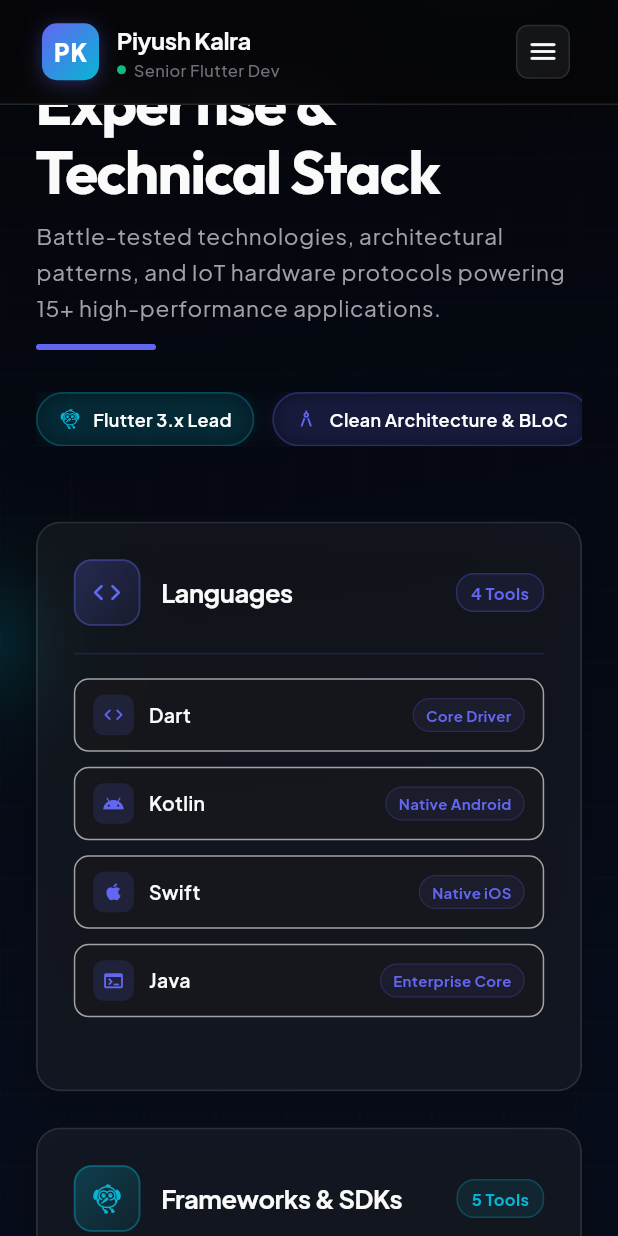
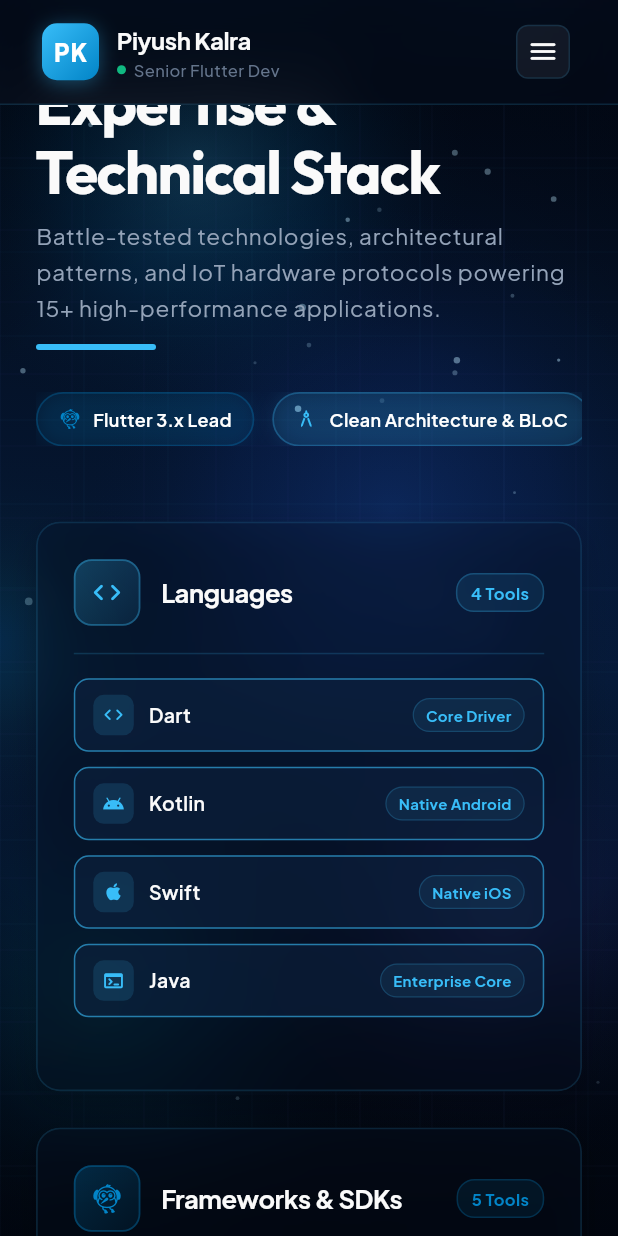
Before and after one commit to piyushkalra1/piyush-portfolio, a Flutter app: the screen it shows after launch, scrolled down 2880 dp, on a phone screen of 412 x 824 dp. Run offline on Flutter 3.47's test engine with Material 3 defaults, Android fonts, the phone set to English and light mode, and no system bars; drawn by our look-alikes of flutter_animate; our stand-ins replace animated_text_kit, go_router, google_fonts, visibility_detector.

Commit message:
feat: Add animated sky & blue cosmic background with drifting aurora orbs and transparent sections

```diff
--- a/lib/components/navigation_bar.dart
+++ b/lib/components/navigation_bar.dart
@@ -26,9 +26,9 @@ class CustomNavigationBar extends StatelessWidget implements PreferredSizeWidget
         child: Container(
           height: preferredSize.height,
           decoration: BoxDecoration(
-            color: const Color(0xE6050508), // Frosted obsidian
+            color: const Color(0xCC030A18), // Frosted deep midnight sapphire
             border: const Border(
-              bottom: BorderSide(color: Color(0x1FFFFFFF), width: 1),
+              bottom: BorderSide(color: Color(0x2838BDF8), width: 1),
             ),
             boxShadow: [
               BoxShadow(
--- a/lib/constants/colors.dart
+++ b/lib/constants/colors.dart
@@ -1,14 +1,17 @@
 import 'package:flutter/material.dart';
 
 class AppColors {
-  // Primary Theme Colors
-  static const Color background = Color(0xFF030303);      // Obsidian Black
-  static const Color surface = Color(0xFF09090B);         // Zinc Black
-  static const Color surfaceCard = Color(0xFF18181B);     // Dark Gray surface
+  // Primary Deep Blue & Sky Theme Colors
+  static const Color background = Color(0xFF030816);      // Deep Midnight Sapphire
+  static const Color surface = Color(0xFF07152E);         // Deep Navy Blue
+  static const Color surfaceCard = Color(0xFF0D2240);     // Translucent Navy Card
 
-  // Accents & Gradients (Linear / Stripe style)
-  static const Color primaryAccent = Color(0xFF6366F1);   // Indigo Accent
-  static const Color secondaryAccent = Color(0xFF06B6D4); // Cyan Glow
+  // Accents & Gradients
+  static const Color primaryAccent = Color(0xFF38BDF8);   // Vibrant Sky Blue
+  static const Color secondaryAccent = Color(0xFF0284C7); // Rich Ocean Blue
+  static const Color royalBlue = Color(0xFF2563EB);        // Electric Royal Blue
+  static const Color sapphireBlue = Color(0xFF1D4ED8);     // Deep Sapphire
+  static const Color cyanAccent = Color(0xFF06B6D4);       // Electric Cyan
   static const Color violetAccent = Color(0xFF8B5CF6);    // Violet Glow
   static const Color pinkAccent = Color(0xFFEC4899);      // Pink Glow
   static const Color orangeAccent = Color(0xFFF97316);    // Orange Glow
@@ -17,17 +20,23 @@ class AppColors {
 
   // Neutral Text Colors
   static const Color textPrimary = Color(0xFFFAFAFA);     // Ice White
-  static const Color textSecondary = Color(0xFFA1A1AA);   // Slate/Zinc Grey
-  static const Color textMuted = Color(0xFF71717A);       // Darker Grey
+  static const Color textSecondary = Color(0xFF94A3B8);   // Slate Sky Tint
+  static const Color textMuted = Color(0xFF64748B);       // Darker Slate
 
   // Borders and Glassmorphism
-  static const Color borderLight = Color(0x1AFFFFFF);     // 10% Opacity Border
-  static const Color glassBg = Color(0x0CFFFFFF);         // 5% Frosted Glass Bg
-  static const Color glassHighlight = Color(0x1F6366F1);  // Translucent Indigo
+  static const Color borderLight = Color(0x2438BDF8);     // 14% Sky Blue Border
+  static const Color glassBg = Color(0x1407152E);         // Frosted Navy Glass
+  static const Color glassHighlight = Color(0x2638BDF8);  // Translucent Sky Blue
 
   // Gradients
   static const Gradient heroGradient = LinearGradient(
-    colors: [primaryAccent, secondaryAccent],
+    colors: [primaryAccent, royalBlue],
+    begin: Alignment.topLeft,
+    end: Alignment.bottomRight,
+  );
+
+  static const Gradient skyGradient = LinearGradient(
+    colors: [Color(0xFF38BDF8), Color(0xFF0284C7), Color(0xFF1D4ED8)],
     begin: Alignment.topLeft,
     end: Alignment.bottomRight,
   );
--- a/lib/sections/about/about_section.dart
+++ b/lib/sections/about/about_section.dart
@@ -36,7 +36,7 @@ class _AboutSectionState extends State<AboutSection> {
       child: Container(
         padding: const EdgeInsets.symmetric(vertical: 100, horizontal: 24),
         width: double.infinity,
-        color: AppColors.surface,
+        color: Colors.transparent,
         child: Center(
           child: Container(
             constraints: const BoxConstraints(maxWidth: 1200),
--- a/lib/sections/achievements/achievements_section.dart
+++ b/lib/sections/achievements/achievements_section.dart
@@ -36,7 +36,7 @@ class _AchievementsSectionState extends State<AchievementsSection> {
       child: Container(
         padding: const EdgeInsets.symmetric(vertical: 100, horizontal: 24),
         width: double.infinity,
-        color: AppColors.surface,
+        color: Colors.transparent,
         child: Center(
           child: Container(
             constraints: const BoxConstraints(maxWidth: 1200),
--- a/lib/sections/contact/contact_section.dart
+++ b/lib/sections/contact/contact_section.dart
@@ -111,7 +111,7 @@ class _ContactSectionState extends State<ContactSection> {
       child: Container(
         padding: const EdgeInsets.symmetric(vertical: 100, horizontal: 24),
         width: double.infinity,
-        color: AppColors.surface,
+        color: Colors.transparent,
         child: Center(
           child: Container(
             constraints: const BoxConstraints(maxWidth: 1200),
--- a/lib/sections/experience/experience_section.dart
+++ b/lib/sections/experience/experience_section.dart
@@ -36,7 +36,7 @@ class _ExperienceSectionState extends State<ExperienceSection> {
       child: Container(
         padding: const EdgeInsets.symmetric(vertical: 100, horizontal: 24),
         width: double.infinity,
-        color: AppColors.surface,
+        color: Colors.transparent,
         child: Center(
           child: Container(
             constraints: const BoxConstraints(maxWidth: 1200),
--- a/lib/sections/hero/hero_section.dart
+++ b/lib/sections/hero/hero_section.dart
@@ -70,7 +70,7 @@ class _HeroSectionState extends State<HeroSection> with SingleTickerProviderStat
         ),
         clipBehavior: Clip.antiAlias,
         decoration: const BoxDecoration(
-          color: AppColors.background,
+          color: Colors.transparent,
         ),
         child: Stack(
           alignment: Alignment.center,
--- a/lib/sections/main_portfolio_page.dart
+++ b/lib/sections/main_portfolio_page.dart
@@ -2,6 +2,7 @@ import 'package:flutter/material.dart';
 import 'package:portfolio/components/navigation_bar.dart';
 import 'package:portfolio/constants/colors.dart';
 import 'package:portfolio/widgets/mouse_glow_container.dart';
+import 'package:portfolio/widgets/animated_background.dart';
 
 // Sections import (will be created in subsequent steps)
 import 'package:portfolio/sections/hero/hero_section.dart';
@@ -112,6 +113,11 @@ class _MainPortfolioPageState extends State<MainPortfolioPage> {
       body: MouseGlowContainer(
         child: Stack(
           children: [
+            // Full-Screen Animated Cosmic Sky & Blue Gradient Background
+            const Positioned.fill(
+              child: AnimatedBackground(),
+            ),
+
             // Scrollable Content
             Positioned.fill(
               child: SingleChildScrollView(
--- a/lib/sections/projects/projects_section.dart
+++ b/lib/sections/projects/projects_section.dart
@@ -69,7 +69,7 @@ class _ProjectsSectionState extends State<ProjectsSection> {
       child: Container(
         padding: const EdgeInsets.symmetric(vertical: 100, horizontal: 24),
         width: double.infinity,
-        color: AppColors.background,
+        color: Colors.transparent,
         child: Center(
           child: Container(
             constraints: const BoxConstraints(maxWidth: 1200),
--- a/lib/sections/resume/resume_section.dart
+++ b/lib/sections/resume/resume_section.dart
@@ -44,7 +44,7 @@ class _ResumeSectionState extends State<ResumeSection> {
       child: Container(
         padding: const EdgeInsets.symmetric(vertical: 100, horizontal: 24),
         width: double.infinity,
-        color: AppColors.background,
+        color: Colors.transparent,
         child: Center(
           child: Container(
             constraints: const BoxConstraints(maxWidth: 1200),
--- a/lib/sections/services/services_section.dart
+++ b/lib/sections/services/services_section.dart
@@ -36,7 +36,7 @@ class _ServicesSectionState extends State<ServicesSection> {
       child: Container(
         padding: const EdgeInsets.symmetric(vertical: 100, horizontal: 24),
         width: double.infinity,
-        color: AppColors.surface,
+        color: Colors.transparent,
         child: Center(
           child: Container(
             constraints: const BoxConstraints(maxWidth: 1200),
--- a/lib/sections/skills/skills_section.dart
+++ b/lib/sections/skills/skills_section.dart
@@ -44,19 +44,7 @@ class _SkillsSectionState extends State<SkillsSection> {
         width: double.infinity,
         clipBehavior: Clip.antiAlias,
         decoration: const BoxDecoration(
-          // Rich modern space mesh gradient
-          gradient: LinearGradient(
-            begin: Alignment.topLeft,
-            end: Alignment.bottomRight,
-            colors: [
-              Color(0xFF030508), // deep space black
-              Color(0xFF070C1A), // midnight indigo
-              Color(0xFF050812), // deep slate
-              Color(0xFF080616), // subtle dark violet
-              Color(0xFF020305), // smooth base
-            ],
-            stops: [0.0, 0.28, 0.55, 0.82, 1.0],
-          ),
+          color: Colors.transparent,
         ),
         child: Stack(
           alignment: Alignment.center,
--- a/lib/sections/testimonials/testimonials_section.dart
+++ b/lib/sections/testimonials/testimonials_section.dart
@@ -45,7 +45,7 @@ class _TestimonialsSectionState extends State<TestimonialsSection> {
       child: Container(
         padding: const EdgeInsets.symmetric(vertical: 100, horizontal: 24),
         width: double.infinity,
-        color: AppColors.background,
+        color: Colors.transparent,
         child: Center(
           child: Container(
             constraints: const BoxConstraints(maxWidth: 1200),
--- /dev/null
+++ b/lib/widgets/animated_background.dart
@@ -0,0 +1,230 @@
+import 'dart:math' as math;
+import 'package:flutter/material.dart';
+
+class AnimatedBackground extends StatefulWidget {
+  const AnimatedBackground({super.key});
+
+  @override
+  State<AnimatedBackground> createState() => _AnimatedBackgroundState();
+}
+
+class _AnimatedBackgroundState extends State<AnimatedBackground>
+    with SingleTickerProviderStateMixin {
+  late AnimationController _controller;
+  final List<_StarParticle> _stars = [];
+  final math.Random _random = math.Random(42);
+
+  @override
+  void initState() {
+    super.initState();
+    _controller = AnimationController(
+      vsync: this,
+      duration: const Duration(seconds: 20),
+    )..repeat();
+
+    // Generate static seed particles
+    for (int i = 0; i < 45; i++) {
+      _stars.add(_StarParticle(
+        x: _random.nextDouble(),
+        y: _random.nextDouble(),
+        radius: 0.8 + _random.nextDouble() * 1.8,
+        speed: 0.2 + _random.nextDouble() * 0.8,
+        pulseSpeed: 1.0 + _random.nextDouble() * 3.0,
+        baseAlpha: 0.2 + _random.nextDouble() * 0.45,
+      ));
+    }
+  }
+
+  @override
+  void dispose() {
+    _controller.dispose();
+    super.dispose();
+  }
+
+  @override
+  Widget build(BuildContext context) {
+    return AnimatedBuilder(
+      animation: _controller,
+      builder: (context, _) {
+        return CustomPaint(
+          size: Size.infinite,
+          painter: _CosmicSkyBackgroundPainter(
+            progress: _controller.value,
+            stars: _stars,
+          ),
+        );
+      },
+    );
+  }
+}
+
+class _StarParticle {
+  final double x;
+  final double y;
+  final double radius;
+  final double speed;
+  final double pulseSpeed;
+  final double baseAlpha;
+
+  _StarParticle({
+    required this.x,
+    required this.y,
+    required this.radius,
+    required this.speed,
+    required this.pulseSpeed,
+    required this.baseAlpha,
+  });
+}
+
+class _CosmicSkyBackgroundPainter extends CustomPainter {
+  final double progress;
+  final List<_StarParticle> stars;
+
+  _CosmicSkyBackgroundPainter({
+    required this.progress,
+    required this.stars,
+  });
+
+  @override
+  void paint(Canvas canvas, Size size) {
+    final rect = Offset.zero & size;
+
+    // 1. Base Rich Oceanic Midnight Gradient
+    final baseGradient = LinearGradient(
+      begin: Alignment.topCenter,
+      end: Alignment.bottomCenter,
+      colors: const [
+        Color(0xFF020713), // Deep oceanic midnight
+        Color(0xFF041126), // Sapphire navy
+        Color(0xFF061A38), // Rich celestial blue
+        Color(0xFF030D1E), // Deep slate blue
+        Color(0xFF01050D), // Abyss base
+      ],
+      stops: const [0.0, 0.25, 0.55, 0.80, 1.0],
+    );
+
+    canvas.drawRect(
+      rect,
+      Paint()..shader = baseGradient.createShader(rect),
+    );
+
+    // 2. Animated Floating Aurora Blobs (Sky & Blue Gradients)
+    final time = progress * 2 * math.pi;
+
+    // --- Blob 1: Electric Sky Blue (Top-Left / Center Drift) ---
+    final blob1X = size.width * (0.25 + 0.18 * math.sin(time * 0.9));
+    final blob1Y = size.height * (0.20 + 0.12 * math.cos(time * 0.7));
+    final blob1Radius = math.min(size.width, size.height) * 0.48;
+
+    final blob1Paint = Paint()
+      ..shader = RadialGradient(
+        colors: [
+          const Color(0xFF38BDF8).withOpacity(0.24), // Vibrant Sky Blue
+          const Color(0xFF0284C7).withOpacity(0.12), // Ocean Blue
+          Colors.transparent,
+        ],
+        stops: const [0.0, 0.45, 1.0],
+      ).createShader(Rect.fromCircle(center: Offset(blob1X, blob1Y), radius: blob1Radius));
+
+    canvas.drawCircle(Offset(blob1X, blob1Y), blob1Radius, blob1Paint);
+
+    // --- Blob 2: Royal Sapphire Blue (Center-Right Drift) ---
+    final blob2X = size.width * (0.75 + 0.15 * math.cos(time * 0.8));
+    final blob2Y = size.height * (0.45 + 0.15 * math.sin(time * 1.1));
+    final blob2Radius = math.min(size.width, size.height) * 0.55;
+
+    final blob2Paint = Paint()
+      ..shader = RadialGradient(
+        colors: [
+          const Color(0xFF2563EB).withOpacity(0.22), // Royal Blue
+          const Color(0xFF1D4ED8).withOpacity(0.10), // Deep Sapphire
+          Colors.transparent,
+        ],
+        stops: const [0.0, 0.48, 1.0],
+      ).createShader(Rect.fromCircle(center: Offset(blob2X, blob2Y), radius: blob2Radius));
+
+    canvas.drawCircle(Offset(blob2X, blob2Y), blob2Radius, blob2Paint);
+
+    // --- Blob 3: Neon Cyan / Aquamarine (Bottom-Left Drift) ---
+    final blob3X = size.width * (0.20 + 0.16 * math.cos(time * 0.6));
+    final blob3Y = size.height * (0.78 + 0.10 * math.sin(time * 0.9));
+    final blob3Radius = math.min(size.width, size.height) * 0.50;
+
+    final blob3Paint = Paint()
+      ..shader = RadialGradient(
+        colors: [
+          const Color(0xFF06B6D4).withOpacity(0.18), // Electric Cyan
+          const Color(0xFF0284C7).withOpacity(0.08),
+          Colors.transparent,
+        ],
+        stops: const [0.0, 0.42, 1.0],
+      ).createShader(Rect.fromCircle(center: Offset(blob3X, blob3Y), radius: blob3Radius));
+
+    canvas.drawCircle(Offset(blob3X, blob3Y), blob3Radius, blob3Paint);
+
+    // --- Blob 4: Deep Violet / Indigo Glow (Bottom-Right Depth) ---
+    final blob4X = size.width * (0.80 + 0.12 * math.sin(time * 1.0));
+    final blob4Y = size.height * (0.82 + 0.10 * math.cos(time * 0.8));
+    final blob4Radius = math.min(size.width, size.height) * 0.45;
+
+    final blob4Paint = Paint()
+      ..shader = RadialGradient(
+        colors: [
+          const Color(0xFF6366F1).withOpacity(0.16), // Indigo
+          const Color(0xFF4F46E5).withOpacity(0.06),
+          Colors.transparent,
+        ],
+        stops: const [0.0, 0.45, 1.0],
+      ).createShader(Rect.fromCircle(center: Offset(blob4X, blob4Y), radius: blob4Radius));
+
+    canvas.drawCircle(Offset(blob4X, blob4Y), blob4Radius, blob4Paint);
+
+    // 3. Subtle Cyber Mesh Grid (Futuristic developer aesthetic)
+    final gridPaint = Paint()
+      ..color = const Color(0xFF38BDF8).withOpacity(0.025)
+      ..strokeWidth = 1.0;
+
+    const gridSpacing = 56.0;
+    for (double x = 0; x < size.width; x += gridSpacing) {
+      canvas.drawLine(Offset(x, 0), Offset(x, size.height), gridPaint);
+    }
+    for (double y = 0; y < size.height; y += gridSpacing) {
+      canvas.drawLine(Offset(0, y), Offset(size.width, y), gridPaint);
+    }
+
+    // 4. Floating Ambient Star Particles
+    final starPaint = Paint()..style = PaintingStyle.fill;
+    for (final star in stars) {
+      // Gentle vertical drift
+      final currentY = (star.y - progress * star.speed * 0.25) % 1.0;
+      final px = star.x * size.width;
+      final py = currentY * size.height;
+
+      // Soft twinkle pulse
+      final pulse = (math.sin(time * star.pulseSpeed + star.x * 20) + 1.0) / 2.0;
+      final alpha = (star.baseAlpha * (0.5 + 0.5 * pulse)).clamp(0.0, 1.0);
+
+      starPaint.color = const Color(0xFFBAE6FD).withOpacity(alpha); // Soft Ice Sky
+      canvas.drawCircle(Offset(px, py), star.radius, starPaint);
+    }
+
+    // 5. Ambient Vignette (Keeps content crystal readable)
+    final vignettePaint = Paint()
+      ..shader = RadialGradient(
+        center: Alignment.center,
+        radius: 1.15,
+        colors: [
+          Colors.transparent,
+          const Color(0xFF010611).withOpacity(0.55),
+        ],
+        stops: const [0.55, 1.0],
+      ).createShader(rect);
+
+    canvas.drawRect(rect, vignettePaint);
+  }
+
+  @override
+  bool shouldRepaint(covariant _CosmicSkyBackgroundPainter oldDelegate) {
+    return oldDelegate.progress != progress;
+  }
+}
--- a/lib/widgets/glass_card.dart
+++ b/lib/widgets/glass_card.dart
@@ -34,8 +34,8 @@ class _GlassCardState extends State<GlassCard> {
         : AppColors.borderLight;
 
     final cardBg = _isHovered && widget.hasHoverEffect
-        ? (widget.glowColor ?? AppColors.primaryAccent).withOpacity(0.06)
-        : AppColors.glassBg;
+        ? (widget.glowColor ?? AppColors.primaryAccent).withOpacity(0.09)
+        : const Color(0x3307152E); // Frosted translucent sapphire glass
 
     return MouseRegion(
       onEnter: (_) => setState(() => _isHovered = true),
```
Also changed, not shown: lib/sections/footer/footer_section.dart (+6 -1 lines).
